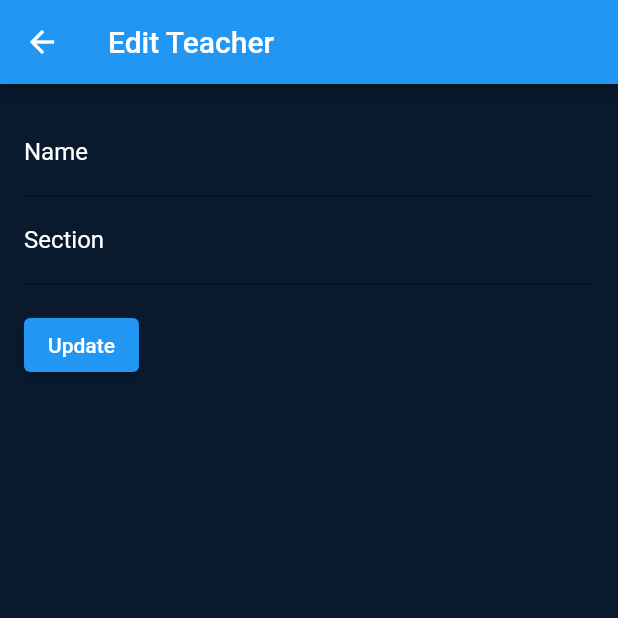
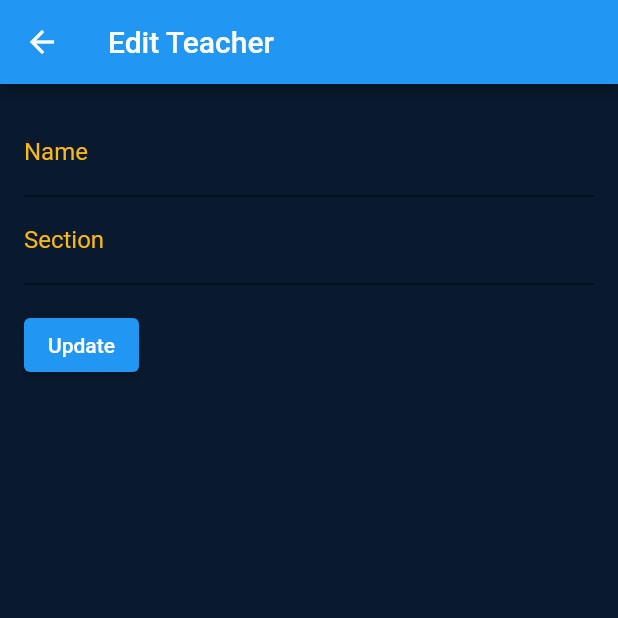
Before and after one commit to christiannjhay-stu/sia2-teacher, a Flutter app: the EditTeacherScreen screen opened directly with empty values, on a phone screen of 412 x 824 dp, the top half of it. Run offline on Flutter 3.47's test engine with Material 2 defaults, Android fonts, the phone set to English and light mode, and no system bars; our stand-ins replace cloud_firestore, firebase_auth, firebase_core, flutter_svg, fluttertoast; missing offline and left inert: dart:html; accounts and stored records are empty; network calls fail.

Commit message:
updated UI

```diff
--- a/lib/detailScreen.dart
+++ b/lib/detailScreen.dart
@@ -39,6 +39,8 @@ class DetailScreen extends StatelessWidget {
           return await query.docs.first.reference
               .collection('affiliations')
               .get();
+
+
 
         }),
         builder: (BuildContext context,
--- a/lib/information.dart
+++ b/lib/information.dart
@@ -160,7 +160,7 @@ class _EditTeacherScreenState extends State<EditTeacherScreen> {
                 decoration: InputDecoration(
 
                   labelStyle: TextStyle(
-                    color: Colors.white
+                    color: Color.fromARGB(255, 251, 183, 24)
                   ),
                   labelText: 'Name',
                   hintStyle: TextStyle(
@@ -181,7 +181,7 @@ class _EditTeacherScreenState extends State<EditTeacherScreen> {
                 controller: _subjectController,
                 decoration: InputDecoration(
                   labelStyle: TextStyle(
-                    color: Colors.white
+                    color: Color.fromARGB(255, 251, 183, 24)
                   ),
                   labelText: 'Section',
                 ),
--- a/lib/loginScreen.dart
+++ b/lib/loginScreen.dart
@@ -241,7 +241,7 @@ class _LoginScreenState extends State < LoginScreen > {
                     Padding(
                       padding: const EdgeInsets.only(top: 80.0),
                         child: Text(
-                          'Ateneo de Davao\nUniversity',
+                          'Ateneo de Davao\nUniversity\nTeacher',
                           textAlign: TextAlign.center,
                           style: TextStyle(
                             color: Color.fromARGB(255, 255, 255, 255),
```
